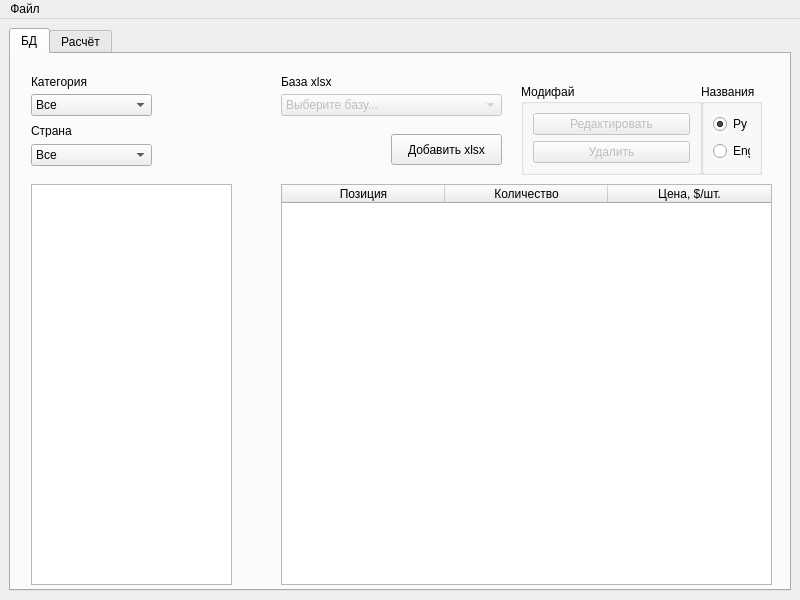
The window that design.ui (KirillRya/AlexProject) describes before a commit, drawn with Qt 5.
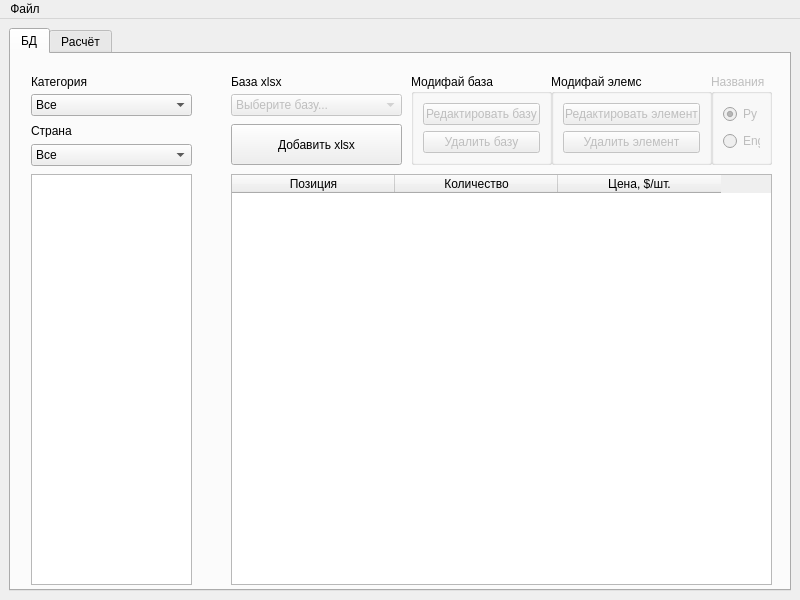
The same window after the commit.

Commit message: +удаление баз, +печать (тестовый формат), доработки алгоритма

The edit to the form file:
```diff
--- a/design.ui
+++ b/design.ui
@@ -47,7 +47,7 @@
          <rect>
           <x>20</x>
           <y>40</y>
-          <width>121</width>
+          <width>161</width>
           <height>22</height>
          </rect>
         </property>
@@ -88,7 +88,7 @@
          <rect>
           <x>20</x>
           <y>90</y>
-          <width>121</width>
+          <width>161</width>
           <height>22</height>
          </rect>
         </property>
@@ -102,16 +102,16 @@
         <property name="geometry">
          <rect>
           <x>20</x>
-          <y>130</y>
-          <width>201</width>
-          <height>401</height>
+          <y>120</y>
+          <width>161</width>
+          <height>411</height>
          </rect>
         </property>
        </widget>
        <widget class="QLabel" name="label_3">
         <property name="geometry">
          <rect>
-          <x>270</x>
+          <x>220</x>
           <y>20</y>
           <width>91</width>
           <height>16</height>
@@ -127,9 +127,9 @@
         </property>
         <property name="geometry">
          <rect>
-          <x>270</x>
+          <x>220</x>
           <y>40</y>
-          <width>221</width>
+          <width>171</width>
           <height>22</height>
          </rect>
         </property>
@@ -142,10 +142,10 @@
        <widget class="QPushButton" name="addXlsBtn">
         <property name="geometry">
          <rect>
-          <x>380</x>
-          <y>80</y>
-          <width>111</width>
-          <height>31</height>
+          <x>220</x>
+          <y>70</y>
+          <width>171</width>
+          <height>41</height>
          </rect>
         </property>
         <property name="text">
@@ -155,10 +155,10 @@
        <widget class="QTableWidget" name="baseInfo">
         <property name="geometry">
          <rect>
-          <x>270</x>
-          <y>130</y>
-          <width>491</width>
-          <height>401</height>
+          <x>220</x>
+          <y>120</y>
+          <width>541</width>
+          <height>411</height>
          </rect>
         </property>
         <property name="lineWidth">
@@ -195,14 +195,14 @@
        <widget class="QGroupBox" name="groupBox">
         <property name="geometry">
          <rect>
-          <x>510</x>
-          <y>30</y>
-          <width>181</width>
+          <x>540</x>
+          <y>20</y>
+          <width>161</width>
           <height>91</height>
          </rect>
         </property>
         <property name="title">
-         <string>Модифай</string>
+         <string>Модифай элемс</string>
         </property>
         <layout class="QVBoxLayout" name="verticalLayout">
          <item>
@@ -211,27 +211,30 @@
             <bool>false</bool>
            </property>
            <property name="text">
-            <string>Редактировать</string>
+            <string>Редактировать элемент</string>
            </property>
           </widget>
          </item>
          <item>
-          <widget class="QPushButton" name="pushButton_2">
+          <widget class="QPushButton" name="deleteItemBtn">
            <property name="enabled">
             <bool>false</bool>
            </property>
            <property name="text">
-            <string>Удалить</string>
+            <string>Удалить элемент</string>
            </property>
           </widget>
          </item>
         </layout>
        </widget>
        <widget class="QGroupBox" name="groupBox_2">
+        <property name="enabled">
+         <bool>false</bool>
+        </property>
         <property name="geometry">
          <rect>
-          <x>690</x>
-          <y>30</y>
+          <x>700</x>
+          <y>20</y>
           <width>61</width>
           <height>91</height>
          </rect>
@@ -259,6 +262,41 @@
          </item>
         </layout>
        </widget>
+       <widget class="QGroupBox" name="groupBox_3">
+        <property name="geometry">
+         <rect>
+          <x>400</x>
+          <y>20</y>
+          <width>141</width>
+          <height>91</height>
+         </rect>
+        </property>
+        <property name="title">
+         <string>Модифай база</string>
+        </property>
+        <layout class="QGridLayout" name="gridLayout_2">
+         <item row="0" column="0">
+          <widget class="QPushButton" name="pushButton_2">
+           <property name="enabled">
+            <bool>false</bool>
+           </property>
+           <property name="text">
+            <string>Редактировать базу</string>
+           </property>
+          </widget>
+         </item>
+         <item row="1" column="0">
+          <widget class="QPushButton" name="deleteBaseBtn">
+           <property name="enabled">
+            <bool>false</bool>
+           </property>
+           <property name="text">
+            <string>Удалить базу</string>
+           </property>
+          </widget>
+         </item>
+        </layout>
+       </widget>
       </widget>
       <widget class="QWidget" name="tab_2">
        <attribute name="title">
```
Left out of the diff: 9 changed lines with no effect on the pictures. The commit also changes 4 other files.
